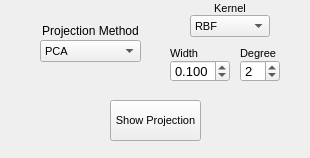
First picture: the form in _AlgorithmsPlugins/Projections/paramsProjections.ui, repository b4silio/MLDemos, before the edit.
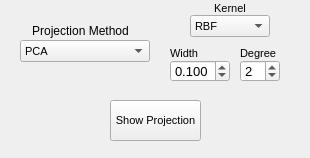
Second picture: the form after the edit.

Commit message: CHANGED: Minor cosmetic elements of the interface, taken Kernel PCA and naive bayes out of linear projection classification

Diff of the .ui file:
```diff
--- a/_AlgorithmsPlugins/Projections/paramsProjections.ui
+++ b/_AlgorithmsPlugins/Projections/paramsProjections.ui
@@ -16,9 +16,9 @@
   <widget class="QComboBox" name="linearTypeCombo">
    <property name="geometry">
     <rect>
-     <x>40</x>
+     <x>20</x>
      <y>40</y>
-     <width>101</width>
+     <width>130</width>
      <height>22</height>
     </rect>
    </property>
@@ -68,7 +68,7 @@
   <widget class="QLabel" name="label_19">
    <property name="geometry">
     <rect>
-     <x>40</x>
+     <x>30</x>
      <y>20</y>
      <width>101</width>
      <height>21</height>
```
Left out of the diff: 10 changed lines with no effect on the pictures. The commit also changes 1 other file.
